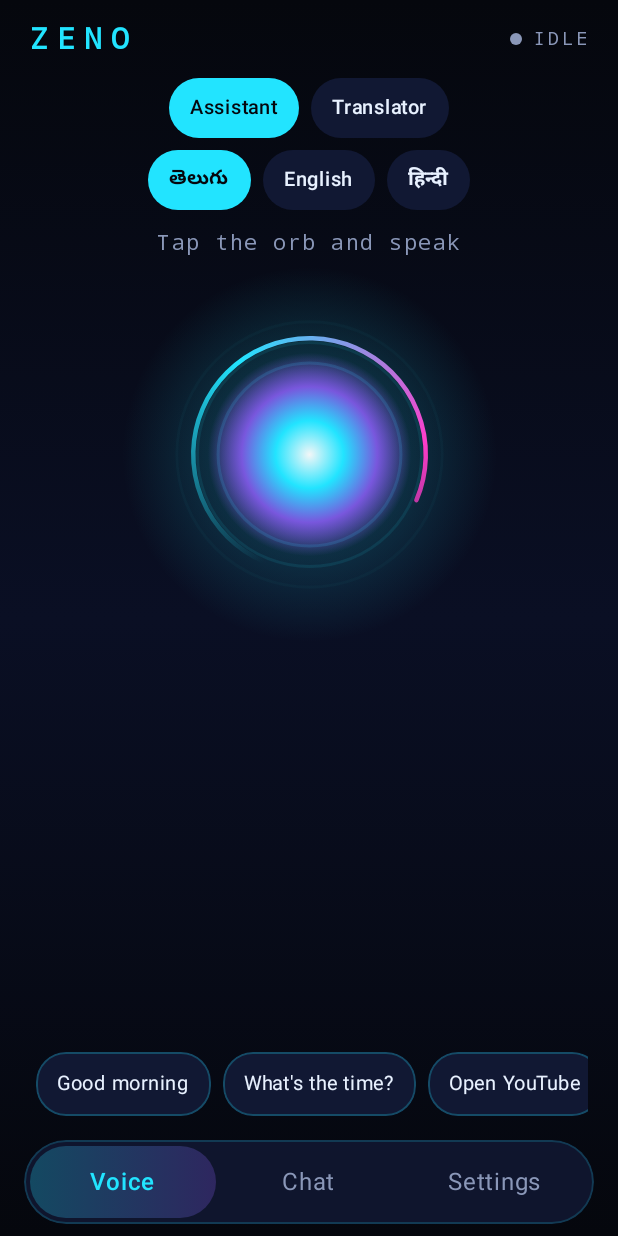
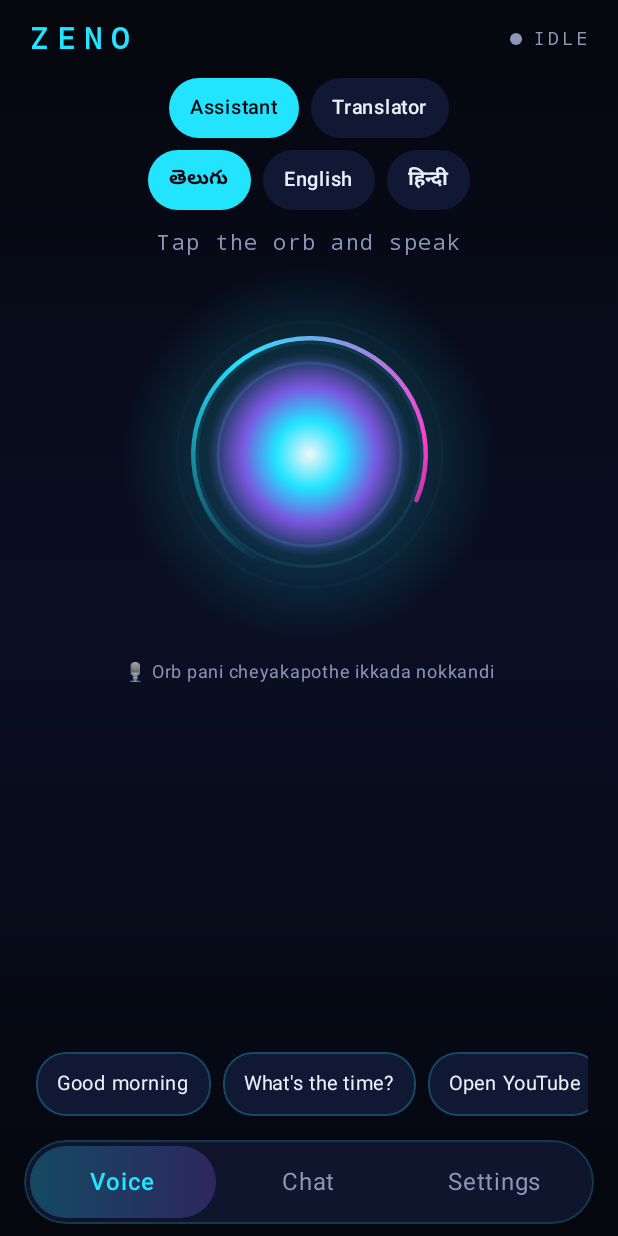
Before and after one commit to ygupthapawan173-cmd/zuno-ai, an Android app built with Jetpack Compose: the screen it shows after launch (MainActivity), on a phone screen of 412 x 824 dp. Run offline under Robolectric (Android 15) with nearby library versions, the phone set to English and light mode, and no system bars.

```diff
--- a/app/src/main/java/com/zeno/ai/ZenoEngine.kt
+++ b/app/src/main/java/com/zeno/ai/ZenoEngine.kt
@@ -44,6 +44,9 @@ class ZenoEngine private constructor(private val app: Application) {
     var openTab by mutableStateOf<Int?>(null)
     var diag by mutableStateOf("")
         private set
+    /** Bumped when the built-in mic path fails, so the UI can open Google's voice dialog instead. */
+    var fallbackRequest by mutableStateOf(0)
+        private set
 
     private var wakePending = false
     private var fromWake = false
@@ -61,6 +64,7 @@ class ZenoEngine private constructor(private val app: Application) {
         voice.onError = { code ->
             partial = ""
             orb = OrbState.Idle
+            val wasWake = fromWake
             if (fromWake) {
                 fromWake = false
                 val said = if (code == SpeechRecognizer.ERROR_NO_MATCH || code == SpeechRecognizer.ERROR_SPEECH_TIMEOUT)
@@ -81,6 +85,7 @@ class ZenoEngine private constructor(private val app: Application) {
                 SpeechRecognizer.ERROR_SERVER, 11 -> error = "Speech service error ($code). Google app update cheyandi, internet check cheyandi."
                 else -> error = "Voice error ($code)"
             }
+            if (!wasWake && code in FALLBACK_CODES) fallbackRequest++
         }
         voice.onTtsIssue = { error = it }
         voice.onSpeakDone = {
@@ -299,6 +304,7 @@ class ZenoEngine private constructor(private val app: Application) {
     }
 
     companion object {
+        private val FALLBACK_CODES = setOf(-1, 2, 3, 4, 5, 8, 11)
         private val BRIEFING = Regex("good morning|briefing|daily brief|సుప్రభాతం|శుభోదయం")
         private const val BASE_PROMPT =
             "You are Zeno, a friendly, sharp, voice-first AI assistant. " +
--- a/app/src/main/java/com/zeno/ai/ui/Screens.kt
+++ b/app/src/main/java/com/zeno/ai/ui/Screens.kt
@@ -1,11 +1,13 @@
 package com.zeno.ai.ui
 
 import android.Manifest
+import android.app.Activity
 import android.content.Intent
 import android.content.pm.PackageManager
 import android.graphics.BitmapFactory
 import android.net.Uri
 import android.os.Build
+import android.speech.RecognizerIntent
 import android.util.Base64
 import androidx.activity.compose.rememberLauncherForActivityResult
 import androidx.activity.result.PickVisualMediaRequest
@@ -274,6 +276,30 @@ private fun HomeScreen(vm: ZenoEngine) {
             vm.stop()
         }
     }
+    // Fallback: Google's own voice dialog, which works on phones where the in-app mic path fails.
+    val dialog = rememberLauncherForActivityResult(ActivityResultContracts.StartActivityForResult()) { res ->
+        val text = res.data?.getStringArrayListExtra(RecognizerIntent.EXTRA_RESULTS)?.firstOrNull()
+        if (res.resultCode == Activity.RESULT_OK && !text.isNullOrBlank()) vm.send(text, viaVoice = true)
+    }
+    val openDialog: () -> Unit = {
+        val i = Intent(RecognizerIntent.ACTION_RECOGNIZE_SPEECH)
+            .putExtra(RecognizerIntent.EXTRA_LANGUAGE_MODEL, RecognizerIntent.LANGUAGE_MODEL_FREE_FORM)
+            .putExtra(RecognizerIntent.EXTRA_LANGUAGE, s.lang)
+            .putExtra(RecognizerIntent.EXTRA_PROMPT, "Matladandi")
+        try {
+            dialog.launch(i)
+        } catch (e: Exception) {
+            vm.error = "Ee phone lo voice input ledu. Play Store nunchi Google app install/update cheyandi."
+        }
+    }
+    var handledFallback by remember { mutableIntStateOf(vm.fallbackRequest) }
+    LaunchedEffect(vm.fallbackRequest) {
+        if (vm.fallbackRequest != handledFallback) {
+            handledFallback = vm.fallbackRequest
+            openDialog()
+        }
+    }
+
     val translator = s.mode == "translator"
     val status = when (vm.orb) {
         OrbState.Idle -> if (translator) "Translator: tap and speak" else "Tap the orb and speak"
@@ -309,7 +335,17 @@ private fun HomeScreen(vm: ZenoEngine) {
                 .size(250.dp)
                 .clickable(interactionSource = remember { MutableInteractionSource() }, indication = null) { onTap() },
         )
-        Spacer(Modifier.height(6.dp))
+        Spacer(Modifier.height(2.dp))
+        Text(
+            "🎙 Orb pani cheyakapothe ikkada nokkandi",
+            color = ZTextLo,
+            fontSize = 12.sp,
+            modifier = Modifier
+                .clip(RoundedCornerShape(16.dp))
+                .clickable { openDialog() }
+                .padding(horizontal = 12.dp, vertical = 6.dp),
+        )
+        Spacer(Modifier.height(4.dp))
         Column(
             Modifier.weight(1f).fillMaxWidth().verticalScroll(rememberScrollState()),
             horizontalAlignment = Alignment.CenterHorizontally,
```
